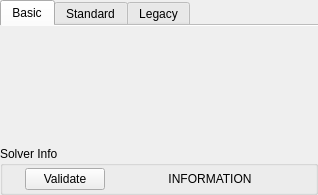
Before: the Qt Designer form python/mmSolver/tools/solver/widget/solver_widget.ui in david-cattermole/mayaMatchMoveSolver, drawn with Qt 5.
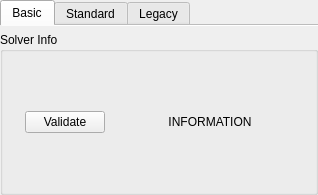
After: the same form once the commit is applied.

Commit message: Reduce UI size of bottom half of solver UI.

Patch:
```diff
--- a/python/mmSolver/tools/solver/widget/solver_widget.ui
+++ b/python/mmSolver/tools/solver/widget/solver_widget.ui
@@ -13,7 +13,7 @@
   <property name="windowTitle">
    <string>Form</string>
   </property>
-  <layout class="QVBoxLayout" name="verticalLayout">
+  <layout class="QVBoxLayout" name="verticalLayout" stretch="0,1">
    <property name="spacing">
     <number>0</number>
    </property>
@@ -34,6 +34,12 @@
      <property name="enabled">
       <bool>true</bool>
      </property>
+     <property name="sizePolicy">
+      <sizepolicy hsizetype="Expanding" vsizetype="Preferred">
+       <horstretch>0</horstretch>
+       <verstretch>0</verstretch>
+      </sizepolicy>
+     </property>
      <property name="tabPosition">
       <enum>QTabWidget::North</enum>
      </property>
```
The commit also changes 3 other files.
